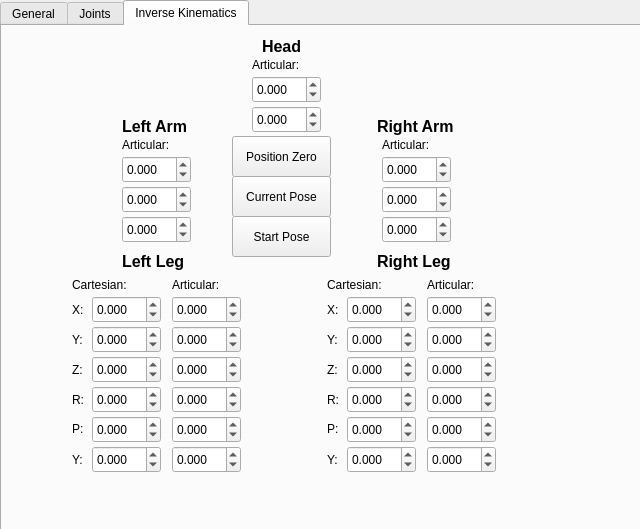
First picture: the form in catkin_ws/src/hri/humanoid_gui/src/MainWindow.ui, repository mnegretev/Humanoids, before the edit.
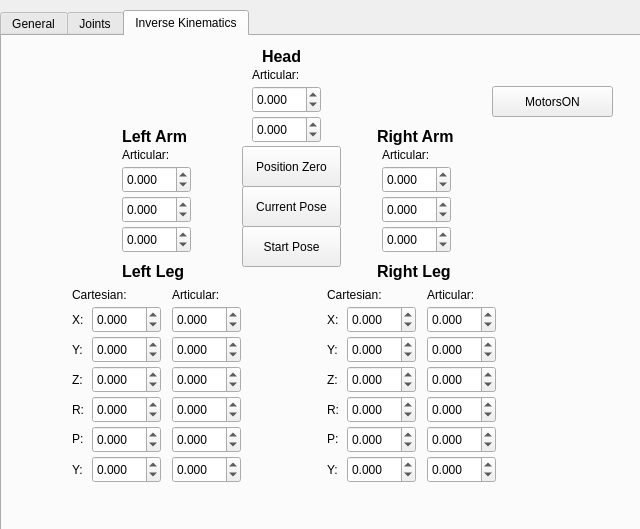
Second picture: the form after the edit.

Commit message: MotorsON button added in GUI (MainWindow.cpp, MainWindow.h, MainWindow.ui, QtRosNode.cpp, QtRosNode.h)

What changed in the file:
```diff
--- a/catkin_ws/src/hri/humanoid_gui/src/MainWindow.ui
+++ b/catkin_ws/src/hri/humanoid_gui/src/MainWindow.ui
@@ -39,7 +39,7 @@
     <property name="geometry">
      <rect>
       <x>0</x>
-      <y>0</y>
+      <y>10</y>
       <width>641</width>
       <height>531</height>
      </rect>
@@ -1591,7 +1591,7 @@
      <widget class="QPushButton" name="btnZeroPose">
       <property name="geometry">
        <rect>
-        <x>230</x>
+        <x>240</x>
         <y>110</y>
         <width>99</width>
         <height>41</height>
@@ -1604,7 +1604,7 @@
      <widget class="QPushButton" name="btnCurrentPose">
       <property name="geometry">
        <rect>
-        <x>230</x>
+        <x>240</x>
         <y>150</y>
         <width>99</width>
         <height>41</height>
@@ -1617,7 +1617,7 @@
      <widget class="QPushButton" name="btnStartPose">
       <property name="geometry">
        <rect>
-        <x>230</x>
+        <x>240</x>
         <y>190</y>
         <width>99</width>
         <height>41</height>
@@ -1627,6 +1627,19 @@
        <string>Start Pose</string>
       </property>
      </widget>
+     <widget class="QPushButton" name="btnMotorsON">
+      <property name="geometry">
+       <rect>
+        <x>490</x>
+        <y>50</y>
+        <width>121</width>
+        <height>31</height>
+       </rect>
+      </property>
+      <property name="text">
+       <string>MotorsON</string>
+      </property>
+     </widget>
     </widget>
    </widget>
   </widget>
```
The commit also changes 7 other files.
